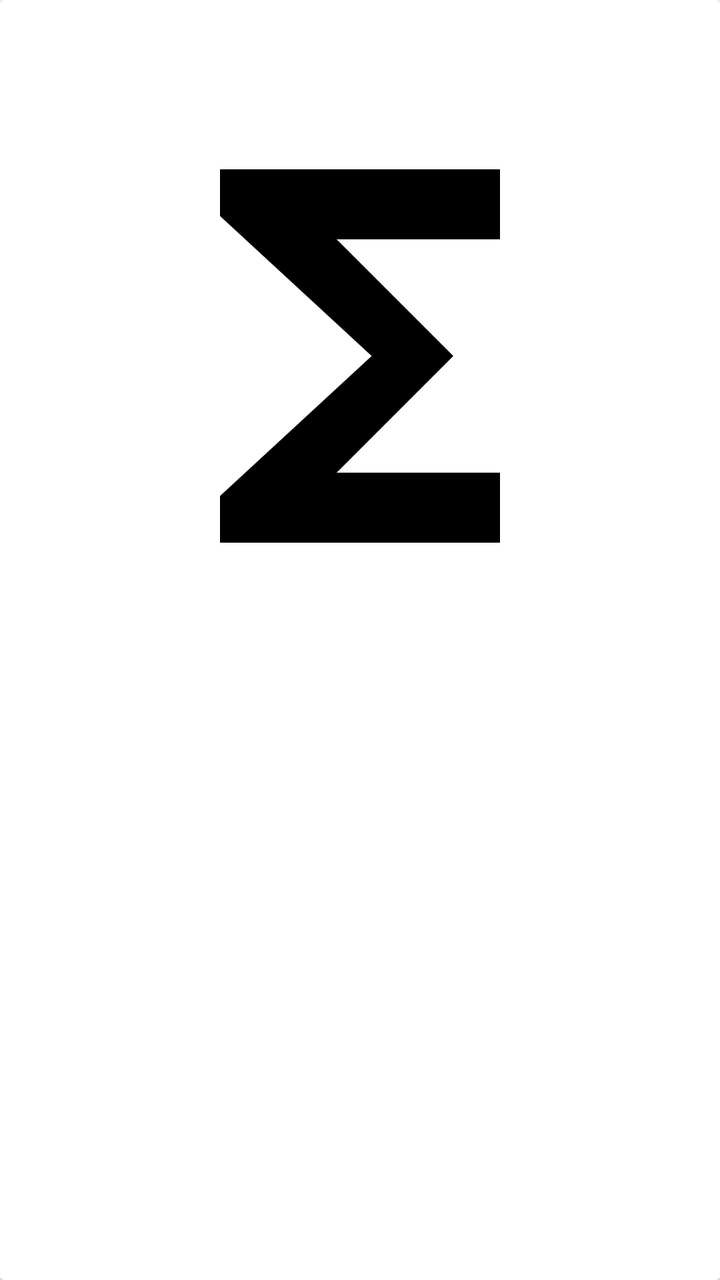
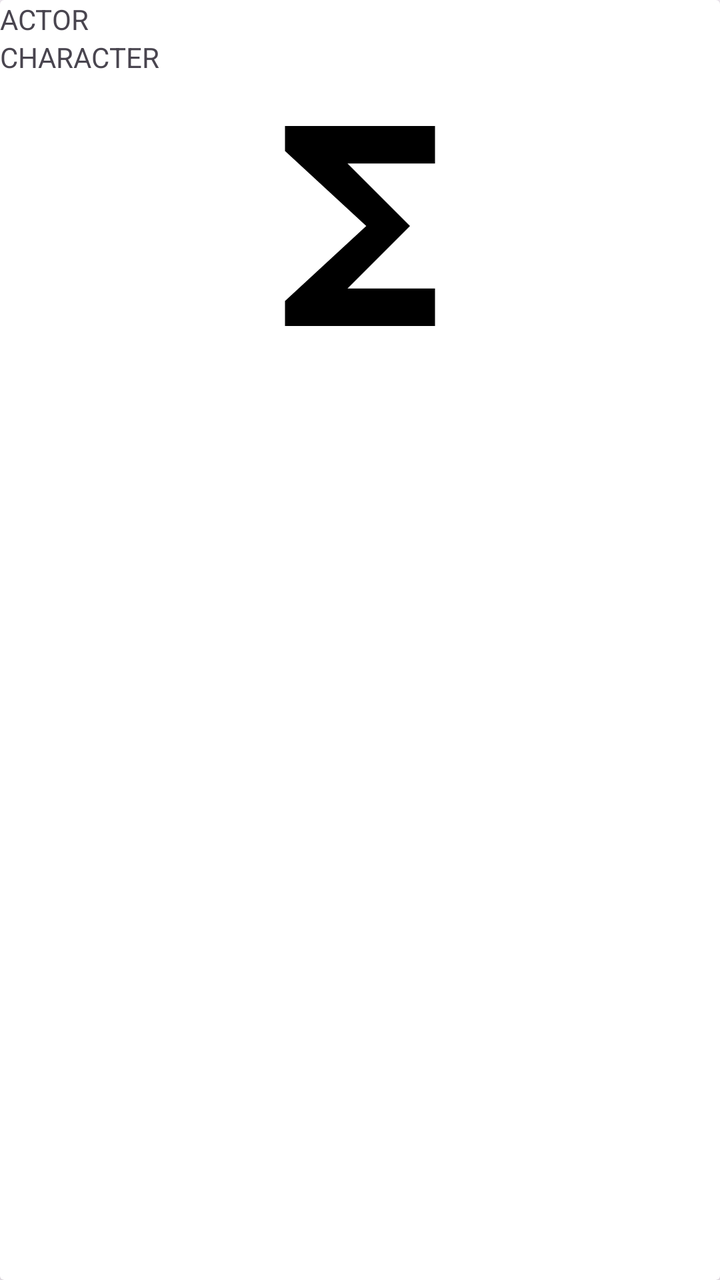

The first picture is an Android layout as it rendered before a commit; the second is the same layout after the commit. The layout source and the unified diff follow.
<!-- AndroidManifest.xml: another module's application theme Theme.MovieCatalog -->
<!-- res/layout/actors_entry.xml -->
<?xml version="1.0" encoding="utf-8"?>
<androidx.cardview.widget.CardView xmlns:android="http://schemas.android.com/apk/res/android"
    android:layout_width="match_parent"
    android:layout_height="wrap_content"
    android:padding="@dimen/eight_dimen">

    <LinearLayout
        android:layout_width="match_parent"
        android:layout_height="match_parent"
        android:orientation="vertical">

        <TextView
            android:id="@+id/actor_name"
            android:layout_width="match_parent"
            android:layout_height="wrap_content" />

        <TextView
            android:id="@+id/actor_character"
            android:layout_width="match_parent"
            android:layout_height="wrap_content" />

        <ImageView
            android:id="@+id/actor_image"
            android:layout_width="match_parent"
            android:layout_height="@dimen/image_height"
            android:src="@drawable/ic_image" />
    </LinearLayout>
</androidx.cardview.widget.CardView>
<!-- resources referenced by this layout -->
<resources>
  <dimen name="eight_dimen">8dp</dimen>
  <dimen name="image_height">280dp</dimen>
  <!-- drawable ic_image (drawable) -->
  <vector xmlns:android="http://schemas.android.com/apk/res/android"
      android:width="24dp"
      android:height="24dp"
      android:tint="#000000"
      android:viewportWidth="24"
      android:viewportHeight="24">
      <path
          android:fillColor="@android:color/white"
          android:pathData="M18,4H6v2l6.5,6L6,18v2h12v-3h-7l5,-5 -5,-5h7V4z" />
  </vector>
  <style name="Theme.MovieCatalog" parent="Theme.Material3.Light.NoActionBar">
          
          <item name="colorPrimary">@color/purple_500</item>
          <item name="colorPrimaryVariant">@color/purple_700</item>
          <item name="colorOnPrimary">@color/white</item>
          
          <item name="colorSecondary">@color/teal_200</item>
          <item name="colorSecondaryVariant">@color/teal_700</item>
          <item name="colorOnSecondary">@color/black</item>
          
          <item name="android:statusBarColor">@android:color/darker_gray</item>
          
      </style>
  <color name="purple_500">#FF6200EE</color>
  <color name="purple_700">#FF3700B3</color>
  <color name="white">#FFFFFFFF</color>
  <color name="teal_200">#FF03DAC5</color>
  <color name="teal_700">#FF018786</color>
  <color name="black">#FF000000</color>
</resources>

<!-- the commit's change to res/layout/actors_entry.xml (unified diff, before → after) -->
@@ -11,18 +11,20 @@
 
         <TextView
             android:id="@+id/actor_name"
+            android:text="ACTOR"
             android:layout_width="match_parent"
             android:layout_height="wrap_content" />
 
         <TextView
             android:id="@+id/actor_character"
+            android:text="CHARACTER"
             android:layout_width="match_parent"
             android:layout_height="wrap_content" />
 
         <ImageView
             android:id="@+id/actor_image"
             android:layout_width="match_parent"
-            android:layout_height="@dimen/image_height"
+            android:layout_height="150dp"
             android:src="@drawable/ic_image" />
     </LinearLayout>
 </androidx.cardview.widget.CardView>
<!-- resource entries referenced after the edit -->
@@ -1,7 +1,6 @@
 <!-- resources referenced by this layout -->
 <resources>
   <dimen name="eight_dimen">8dp</dimen>
-  <dimen name="image_height">280dp</dimen>
   <!-- drawable ic_image (drawable) -->
   <vector xmlns:android="http://schemas.android.com/apk/res/android"
       android:width="24dp"
